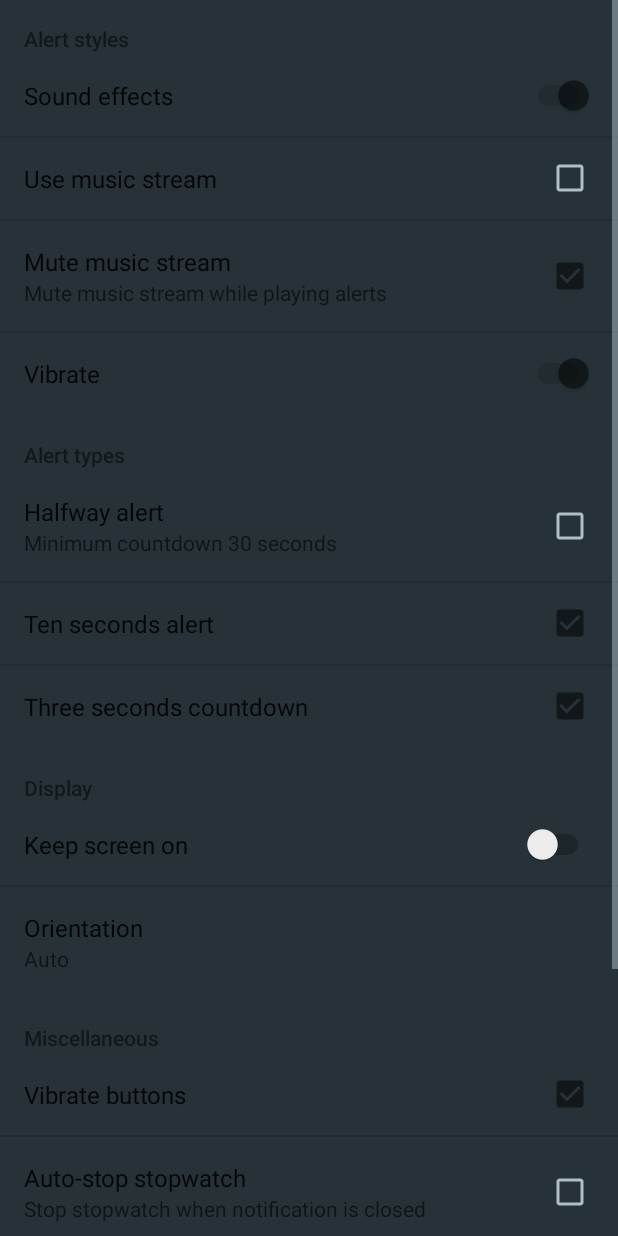
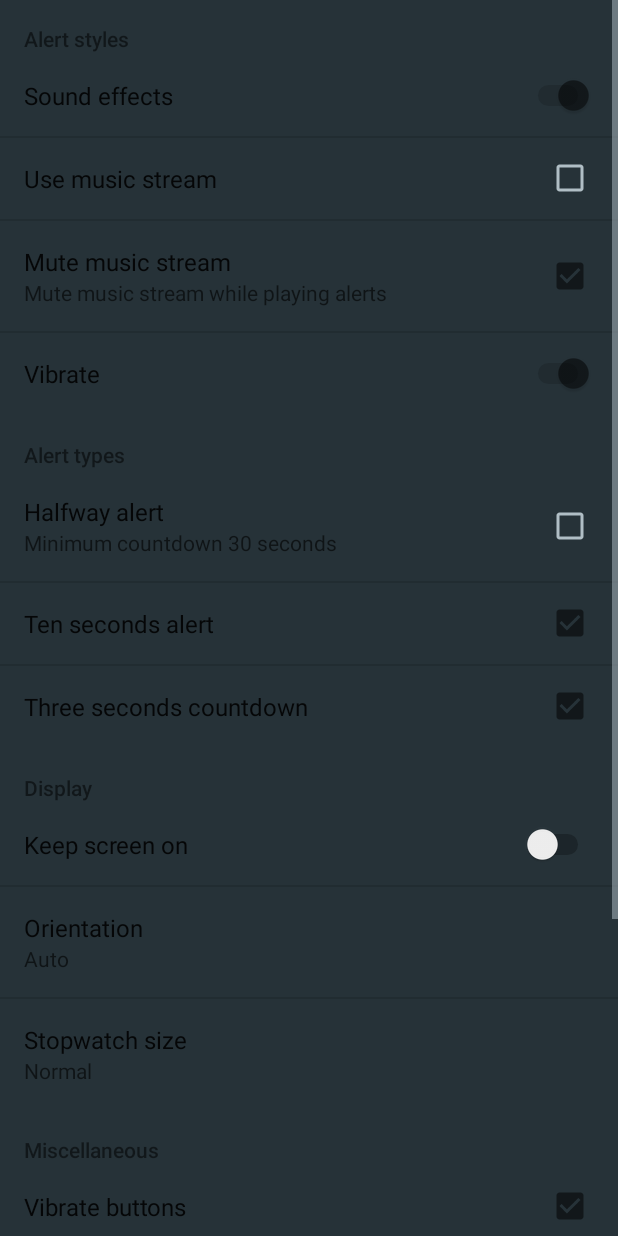
Before and after one commit to hrules6872/Rest, an Android app: the fragment PreferenceFragmentView shown on its own in the app's theme, on a phone screen of 412 x 824 dp. Run offline under Robolectric (Android 15) with nearby library versions, the phone set to English and light mode, and no system bars.

Commit message:
Add Stopwatch sizes

```diff
--- a/app/src/main/java/com/hrules/rest/presentation/views/fragments/PreferenceFragmentView.java
+++ b/app/src/main/java/com/hrules/rest/presentation/views/fragments/PreferenceFragmentView.java
@@ -54,6 +54,7 @@ public final class PreferenceFragmentView extends PreferenceFragment
 
     // bind summary to value
     bindPreferenceSummaryToValue(findPreference(getString(R.string.prefs_displayOrientationKey)));
+    bindPreferenceSummaryToValue(findPreference(getString(R.string.prefs_stopwatchSizeKey)));
 
     // check states
     VibratorHelper vibratorHelper = new VibratorHelper(getActivity());
--- a/app/src/main/res/values/dimens.xml
+++ b/app/src/main/res/values/dimens.xml
@@ -28,7 +28,7 @@
   <dimen name="notification_actionMargin">72dp</dimen>
   <dimen name="notification_separatorHeight">1px</dimen>
 
-  <dimen name="textCountdownSize">42sp</dimen>
+  <dimen name="textCountdownSize">46sp</dimen>
   <dimen name="edit_minWidth">40dp</dimen>
   <dimen name="buttonWidth">50dp</dimen>
   <dimen name="buttonHeight">50dp</dimen>
--- a/app/src/main/res/values/preferences_arrays.xml
+++ b/app/src/main/res/values/preferences_arrays.xml
@@ -16,14 +16,14 @@
   -->
 
 <resources>
-  <!--arrays-->
-  <string name="prefs_displayOrientationTitleAuto">Auto</string>
-  <string name="prefs_displayOrientationTitlePortrait">Portrait</string>
-  <string name="prefs_displayOrientationTitleLandscape">Landscape</string>
+  <!--Orientation-->
+  <string name="prefs_displayOrientationTitlesAuto">Auto</string>
+  <string name="prefs_displayOrientationTitlesPortrait">Portrait</string>
+  <string name="prefs_displayOrientationTitlesLandscape">Landscape</string>
   <string-array name="prefs_displayOrientationTitles">
-    <item>@string/prefs_displayOrientationTitleAuto</item>
-    <item>@string/prefs_displayOrientationTitlePortrait</item>
-    <item>@string/prefs_displayOrientationTitleLandscape</item>
+    <item>@string/prefs_displayOrientationTitlesAuto</item>
+    <item>@string/prefs_displayOrientationTitlesPortrait</item>
+    <item>@string/prefs_displayOrientationTitlesLandscape</item>
   </string-array>
 
   <string name="prefs_displayOrientationValuesAuto">1</string>
@@ -34,4 +34,19 @@
     <item>@string/prefs_displayOrientationValuesPortrait</item>
     <item>@string/prefs_displayOrientationValuesLandscape</item>
   </string-array>
+
+  <!--Stopwatch size-->
+  <string name="prefs_stopwatchSizeTitlesNormal">Normal</string>
+  <string name="prefs_stopwatchSizeTitlesLarge">Large</string>
+  <string-array name="prefs_stopwatchSizeTitles">
+    <item>@string/prefs_stopwatchSizeTitlesNormal</item>
+    <item>@string/prefs_stopwatchSizeTitlesLarge</item>
+  </string-array>
+
+  <string name="prefs_stopwatchSizeValuesNormal">1</string>
+  <string name="prefs_stopwatchSizeValuesLarge">2</string>
+  <string-array name="prefs_stopwatchSizeValues">
+    <item>@string/prefs_stopwatchSizeValuesNormal</item>
+    <item>@string/prefs_stopwatchSizeValuesLarge</item>
+  </string-array>
 </resources>
--- a/app/src/main/res/values/preferences_defaults.xml
+++ b/app/src/main/res/values/preferences_defaults.xml
@@ -27,6 +27,7 @@
 
   <bool name="prefs_displayKeepScreenOnDefault">false</bool>
   <integer name="prefs_displayOrientationDefault">1</integer>
+  <integer name="prefs_stopwatchSizeDefault">1</integer>
 
   <bool name="prefs_controlVibrateButtonsDefault">true</bool>
   <bool name="prefs_stopwatchAutoStopDefault">false</bool>
--- a/app/src/main/res/values/preferences_keys.xml
+++ b/app/src/main/res/values/preferences_keys.xml
@@ -27,6 +27,7 @@
 
   <string name="prefs_displayKeepScreenOnKey">prefs_displayKeepScreenOnKey</string>
   <string name="prefs_displayOrientationKey">prefs_displayOrientationKey</string>
+  <string name="prefs_stopwatchSizeKey">prefs_stopwatchSizeKey</string>
 
   <string name="prefs_controlVibrateButtonsKey">prefs_controlVibrateButtonsKey</string>
   <string name="prefs_stopwatchAutoStopKey">prefs_stopwatchAutoStopKey</string>
--- a/app/src/main/res/values/strings_preferences.xml
+++ b/app/src/main/res/values/strings_preferences.xml
@@ -30,6 +30,7 @@
   <string name="prefs_displayCategory">Display</string>
   <string name="prefs_displayKeepScreenOn">Keep screen on</string>
   <string name="prefs_displayOrientation">Orientation</string>
+  <string name="prefs_stopwatchSize">Stopwatch size</string>
   <string name="prefs_miscCategory">Miscellaneous</string>
   <string name="prefs_controlVibrateButtons">Vibrate buttons</string>
   <string name="prefs_stopwatchAutoStop">Auto-stop stopwatch</string>
--- a/app/src/main/res/xml-v21/preferences.xml
+++ b/app/src/main/res/xml-v21/preferences.xml
@@ -80,6 +80,15 @@
         android:negativeButtonText="@null"
         android:positiveButtonText="@null"
         android:title="@string/prefs_displayOrientation"/>
+
+    <ListPreference
+        android:defaultValue="@integer/prefs_stopwatchSizeDefault"
+        android:entries="@array/prefs_stopwatchSizeTitles"
+        android:entryValues="@array/prefs_stopwatchSizeValues"
+        android:key="@string/prefs_stopwatchSizeKey"
+        android:negativeButtonText="@null"
+        android:positiveButtonText="@null"
+        android:title="@string/prefs_stopwatchSize"/>
   </PreferenceCategory>
 
   <PreferenceCategory
--- a/app/src/main/res/xml/preferences.xml
+++ b/app/src/main/res/xml/preferences.xml
@@ -80,6 +80,15 @@
         android:negativeButtonText="@null"
         android:positiveButtonText="@null"
         android:title="@string/prefs_displayOrientation"/>
+
+    <ListPreference
+        android:defaultValue="@integer/prefs_stopwatchSizeDefault"
+        android:entries="@array/prefs_stopwatchSizeTitles"
+        android:entryValues="@array/prefs_stopwatchSizeValues"
+        android:key="@string/prefs_stopwatchSizeKey"
+        android:negativeButtonText="@null"
+        android:positiveButtonText="@null"
+        android:title="@string/prefs_stopwatchSize"/>
   </PreferenceCategory>
 
   <PreferenceCategory
```
Also changed, not shown: app/src/main/java/com/hrules/rest/presentation/presenters/activities/MainActivityPresenter.java (+12 -2 lines), app/src/main/java/com/hrules/rest/presentation/views/activities/MainActivityView.java (+22 -8 lines), app/src/main/res/layout-land/activity_main.xml (+5 -6 lines), app/src/main/res/layout/activity_main.xml (+6 -6 lines), app/src/main/res/values/styles.xml (+18 -0 lines).
